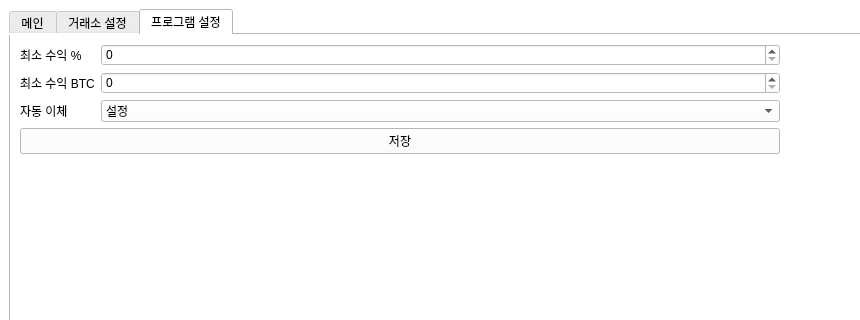
The window that static/guis/main.ui (songsb13/DiffTrader) describes before a commit, drawn with Qt 5; both pictures show x 0 to 860 and y 0 to 320 of the 1000 by 1000 pixel window.
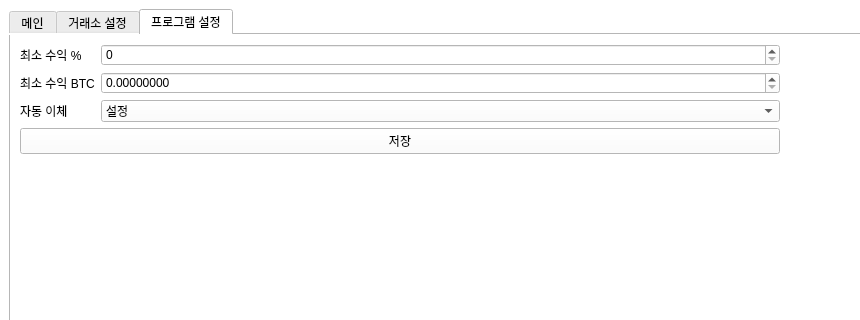
The same window after the commit. Icons and pictures are not drawn.

Commit message: gui fixed, Msg.CONTENT -> Msg.Content

```diff
--- a/static/guis/main.ui
+++ b/static/guis/main.ui
@@ -801,9 +801,6 @@
               </property>
              </widget>
             </item>
-            <item row="0" column="1">
-             <widget class="QSpinBox" name="minProfitPercent"/>
-            </item>
             <item row="1" column="0">
              <widget class="QLabel" name="label_5">
               <property name="text">
@@ -811,9 +808,6 @@
               </property>
              </widget>
             </item>
-            <item row="1" column="1">
-             <widget class="QSpinBox" name="minProfitBTC"/>
-            </item>
             <item row="3" column="0">
              <widget class="QLabel" name="label_7">
               <property name="text">
@@ -870,6 +864,20 @@
               </property>
              </spacer>
             </item>
+            <item row="1" column="1">
+             <widget class="QDoubleSpinBox" name="minProfitBTC">
+              <property name="decimals">
+               <number>8</number>
+              </property>
+             </widget>
+            </item>
+            <item row="0" column="1">
+             <widget class="QSpinBox" name="minProfitPercent">
+              <property name="maximum">
+               <number>100</number>
+              </property>
+             </widget>
+            </item>
            </layout>
           </item>
           <item>
```
The commit also changes 4 other files.
